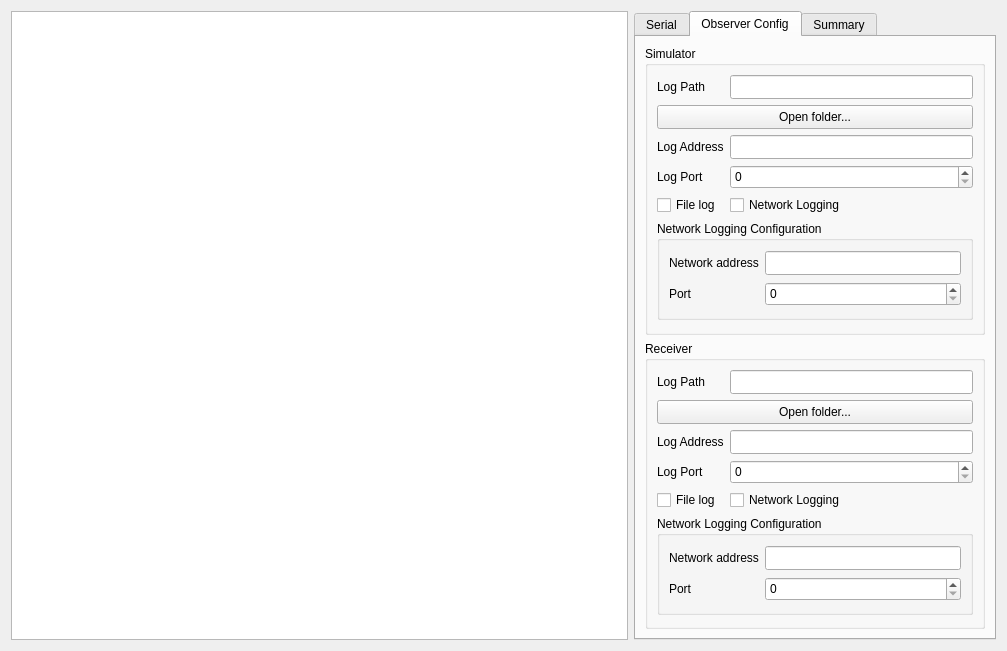
AlfonsoJPH/skydel-rrv-plugin, file source/rrv_plugin/rrv_viewer.ui: the form before one commit.
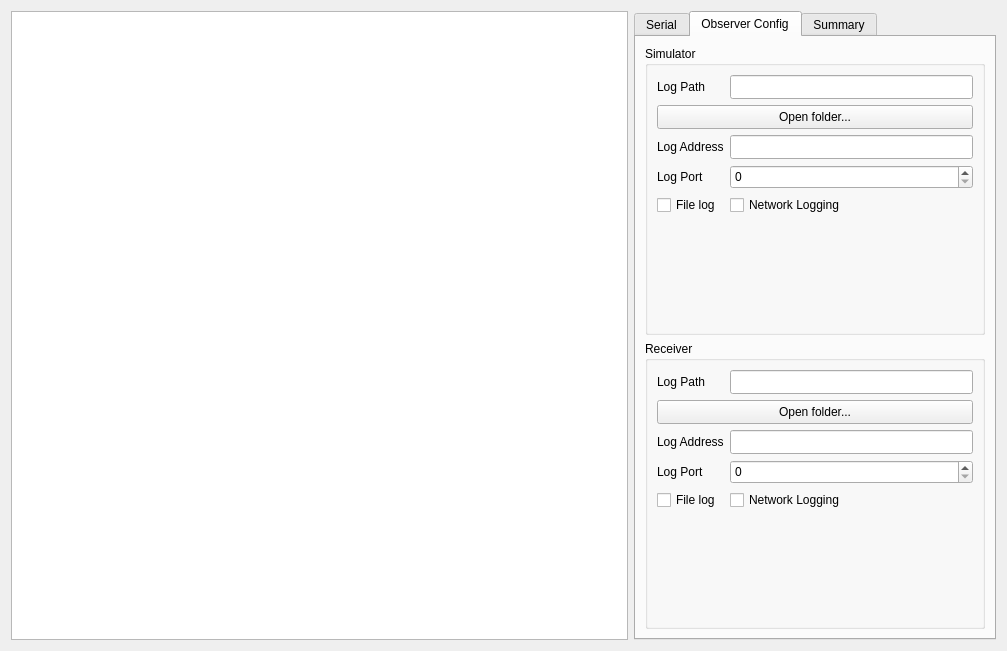
The form after the commit. The open tabs and pages were chosen to show the change.

Commit message: Add: Observer functionality Tried to do a redirection of signals using rrv_plugin as master. TODO: Show the position on ui TODO: Fix receiver position not setting properly

What changed in the file:
```diff
--- a/source/rrv_plugin/rrv_viewer.ui
+++ b/source/rrv_plugin/rrv_viewer.ui
@@ -346,64 +346,6 @@
               </property>
              </widget>
             </item>
-            <item row="5" column="0" colspan="2">
-             <widget class="QGroupBox" name="NetworkObserverSimulator">
-              <property name="sizePolicy">
-               <sizepolicy hsizetype="Preferred" vsizetype="Preferred">
-                <horstretch>1</horstretch>
-                <verstretch>0</verstretch>
-               </sizepolicy>
-              </property>
-              <property name="minimumSize">
-               <size>
-                <width>208</width>
-                <height>99</height>
-               </size>
-              </property>
-              <property name="title">
-               <string>Network Logging Configuration</string>
-              </property>
-              <layout class="QGridLayout" name="gridLayout_4">
-               <item row="1" column="1">
-                <widget class="QSpinBox" name="portValueObserverSimulator">
-                 <property name="minimumSize">
-                  <size>
-                   <width>80</width>
-                   <height>24</height>
-                  </size>
-                 </property>
-                 <property name="maximum">
-                  <number>65535</number>
-                 </property>
-                </widget>
-               </item>
-               <item row="1" column="0">
-                <widget class="QLabel" name="label_9">
-                 <property name="text">
-                  <string>Port</string>
-                 </property>
-                </widget>
-               </item>
-               <item row="0" column="1">
-                <widget class="QLineEdit" name="networkAddressValueObserverSimulator">
-                 <property name="minimumSize">
-                  <size>
-                   <width>0</width>
-                   <height>24</height>
-                  </size>
-                 </property>
-                </widget>
-               </item>
-               <item row="0" column="0">
-                <widget class="QLabel" name="networkAddressLabelObserverSimulator">
-                 <property name="text">
-                  <string>Network address</string>
-                 </property>
-                </widget>
-               </item>
-              </layout>
-             </widget>
-            </item>
            </layout>
           </widget>
          </item>
@@ -497,64 +439,6 @@
               </property>
              </widget>
             </item>
-            <item row="5" column="0" colspan="2">
-             <widget class="QGroupBox" name="NetworkObserverReceiver">
-              <property name="sizePolicy">
-               <sizepolicy hsizetype="Preferred" vsizetype="Preferred">
-                <horstretch>1</horstretch>
-                <verstretch>0</verstretch>
-               </sizepolicy>
-              </property>
-              <property name="minimumSize">
-               <size>
-                <width>208</width>
-                <height>99</height>
-               </size>
-              </property>
-              <property name="title">
-               <string>Network Logging Configuration</string>
-              </property>
-              <layout class="QGridLayout" name="gridLayout_5">
-               <item row="1" column="1">
-                <widget class="QSpinBox" name="portValueObserverReceiver">
-                 <property name="minimumSize">
-                  <size>
-                   <width>80</width>
-                   <height>24</height>
-                  </size>
-                 </property>
-                 <property name="maximum">
-                  <number>65535</number>
-                 </property>
-                </widget>
-               </item>
-               <item row="1" column="0">
-                <widget class="QLabel" name="label_13">
-                 <property name="text">
-                  <string>Port</string>
-                 </property>
-                </widget>
-               </item>
-               <item row="0" column="1">
-                <widget class="QLineEdit" name="networkAddressValueObserverReceiver">
-                 <property name="minimumSize">
-                  <size>
-                   <width>0</width>
-                   <height>24</height>
-                  </size>
-                 </property>
-                </widget>
-               </item>
-               <item row="0" column="0">
-                <widget class="QLabel" name="networkAddressLabelObserverReceiver">
-                 <property name="text">
-                  <string>Network address</string>
-                 </property>
-                </widget>
-               </item>
-              </layout>
-             </widget>
-            </item>
            </layout>
           </widget>
          </item>
```
Left out of the diff: 98 changed lines with no effect on the pictures. The commit also changes 7 other files.
